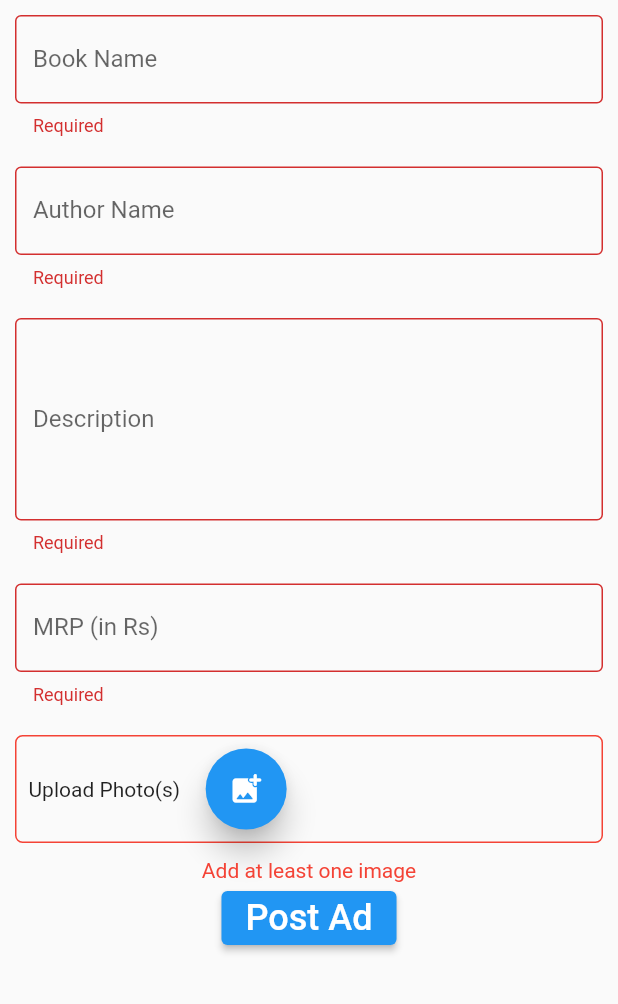
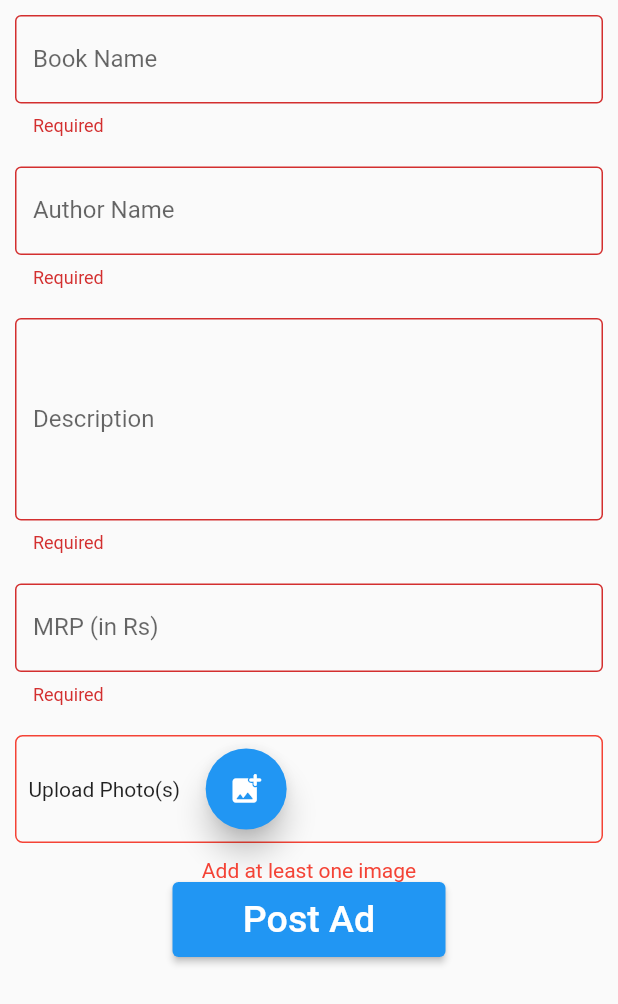
Before and after one commit to kamathprasad9/book-bank-flutter, a Flutter app: the AddBook widget shown alone on an empty page, opened directly, after a tap on "Post Ad", on a phone screen of 412 x 824 dp. Shown: the top 1004 px of the screen. Run offline on Flutter 3.47's test engine with Material 2 defaults, Android fonts, the phone set to English and light mode, and no system bars; our stand-ins replace firebase_auth, firebase_core, firebase_database, firebase_storage, image_picker, location and 2 more; missing offline and left inert: geocoder; accounts and stored records are empty.

Commit message:
Add book, read books complete

```diff
--- a/lib/main.dart
+++ b/lib/main.dart
@@ -5,6 +5,7 @@ import 'package:shared_preferences/shared_preferences.dart';
 
 //providers
 import './providers/authentication_manager.dart';
+import './providers/books_manager.dart';
 //screens
 import './screens/home_page.dart';
 import './screens/login_screen.dart';
@@ -24,7 +25,10 @@ void main() async {
           create: (_) => AuthenticationManager(
             isLoggedIn,
           ),
-        )
+        ),
+        ChangeNotifierProvider<BooksManager>(
+          create: (_) => BooksManager(),
+        ),
       ],
       child: BookBank(
         isLoggedIn: isLoggedIn,
--- /dev/null
+++ b/lib/models/book.dart
@@ -0,0 +1,48 @@
+import 'package:flutter/cupertino.dart';
+
+class Book {
+  String id,
+      bookName,
+      authorName,
+      description,
+      mrp,
+      area,
+      city,
+      percentOfMRP,
+      dateOfAdvertisement;
+  List<String> images;
+
+  Book({
+    @required this.id,
+    @required this.bookName,
+    @required this.authorName,
+    @required this.description,
+    @required this.mrp,
+    @required this.percentOfMRP,
+    @required this.area,
+    @required this.city,
+    @required this.dateOfAdvertisement,
+    @required this.images,
+  });
+
+  factory Book.fromJson(var jsonData, List<String> imagesURL) {
+    List extractedData = jsonData['images'] as List;
+    print(extractedData);
+    return Book(
+      id: jsonData['id'],
+      bookName: jsonData['bookName'],
+      authorName: jsonData['authorName'],
+      description: jsonData['description'],
+      mrp: jsonData['mrp'],
+      percentOfMRP: jsonData['percentOfMRP'],
+      area: jsonData['area'],
+      city: jsonData['city'],
+      dateOfAdvertisement: jsonData['dateOfAdvertisement'],
+      images: extractedData.map((e) {
+        // print("Debug $e");
+        // print(e);
+        return e.toString();
+      }).toList(),
+    );
+  }
+}
--- a/lib/widgets/add_book.dart
+++ b/lib/widgets/add_book.dart
@@ -5,6 +5,9 @@ import 'package:flutter/material.dart';
 import 'package:geocoder/geocoder.dart';
 import 'package:image_picker/image_picker.dart';
 import 'package:location/location.dart';
+
+//services
+import '../services/firebase_service.dart';
 
 enum RadioButtonType { donate, slider }
 
@@ -16,10 +19,11 @@ class AddBook extends StatefulWidget {
 class _AddBookState extends State<AddBook> {
   final GlobalKey<FormState> _formKey = GlobalKey();
   bool imageExists = true;
+  bool isLoading = false;
 
   RadioButtonType _radioButtonType = RadioButtonType.donate;
   LocationData _currentPosition;
-  String _bookName, _author, _description, _area, _city, _mrp;
+  String _bookName, _authorName, _description, _area, _city, _mrp;
   double _percent = 4.0 / 100;
   DateTime _dateTime;
   Location location = Location();
@@ -32,7 +36,7 @@ class _AddBookState extends State<AddBook> {
 
   void _submit() async {
     // getLoc();
-    print("$_bookName+$_author+$_description+$_area+$_city+$_mrp");
+    print("$_bookName+$_authorName+$_description+$_area+$_city+$_mrp");
     final isValid = _formKey.currentState.validate();
     setState(() {
       if (_images.length > 0)
@@ -44,6 +48,31 @@ class _AddBookState extends State<AddBook> {
       return;
     }
     _formKey.currentState.save();
+    setState(() {
+      isLoading = true;
+      print("$isLoading isLoading");
+    });
+    FirebaseService firebaseService = FirebaseService();
+
+    await firebaseService.postAdvertisement(<dynamic, dynamic>{
+      "bookName": _bookName,
+      "authorName": _authorName,
+      "description": _description,
+      "mrp": _mrp,
+      "percentOfMRP": _radioButtonType == RadioButtonType.donate
+          ? '0'
+          : _percent.toString(),
+      "area": _area,
+      "city": _city,
+      "dateOfAdvertisement": _dateTime,
+      "images": _images,
+    });
+
+    // Future.delayed(Duration(seconds: 2));
+    setState(() {
+      isLoading = false;
+      print("$isLoading isLoading");
+    });
   }
 
   @override
@@ -95,7 +124,7 @@ class _AddBookState extends State<AddBook> {
                 },
                 onChanged: (value) {
                   setState(() {
-                    _author = value;
+                    _authorName = value;
                   });
                 },
               ),
@@ -353,15 +382,35 @@ class _AddBookState extends State<AddBook> {
                   },
                 ),
               ),
-            ElevatedButton(
-              child: Text(
-                "Post Ad",
-                style: TextStyle(
-                  fontSize: 24.0,
-                ),
-              ),
-              onPressed: () => _submit(),
-            )
+            isLoading
+                ? ElevatedButton(
+                    onPressed: () {},
+                    child: Container(
+                      padding: EdgeInsets.all(10),
+                      width: 100,
+                      height: 50,
+                      child: Center(
+                        child: CircularProgressIndicator(
+                          color: Colors.white,
+                        ),
+                      ),
+                    ),
+                  )
+                : ElevatedButton(
+                    child: Container(
+                      padding: EdgeInsets.all(10),
+                      width: 150,
+                      height: 50,
+                      child: Text(
+                        isLoading ? 'Loading' : 'Post Ad',
+                        style: TextStyle(fontSize: 25),
+                        textAlign: TextAlign.center,
+                      ),
+                    ),
+                    onPressed: () {
+                      _submit();
+                    },
+                  )
           ],
         ),
       ),
--- a/pubspec.yaml
+++ b/pubspec.yaml
@@ -25,6 +25,7 @@ dependencies:
   location: ^4.3.0
   intl: ^0.17.0
   geocoder: ^0.2.1
+  path: ^1.8.0
 
 dev_dependencies:
   flutter_test:
```
Also changed, not shown: lib/providers/books_manager.dart (added, +60 -0 lines), lib/screens/home_page.dart (+3 -5 lines), lib/services/firebase_service.dart (added, +74 -0 lines), lib/widgets/browse_books.dart (added, +170 -0 lines), pubspec.lock.
